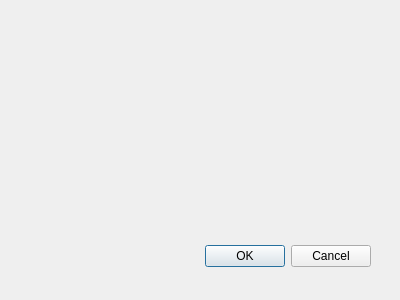
The window that nnprofilesdialog.ui (vvd7683/SimScanner) describes before a commit, drawn with Qt 5.
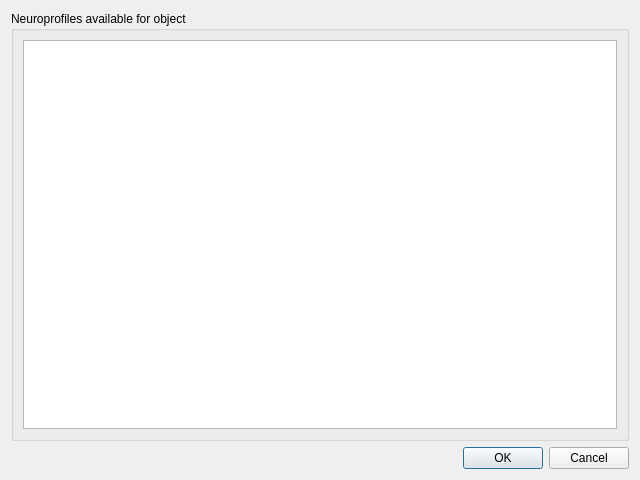
The same window after the commit. Icons and pictures are not drawn.

Commit message: neuroprofiles dialog development

Diff of the .ui file:
```diff
--- a/nnprofilesdialog.ui
+++ b/nnprofilesdialog.ui
@@ -8,29 +8,61 @@
    <rect>
     <x>0</x>
     <y>0</y>
-    <width>400</width>
-    <height>300</height>
+    <width>640</width>
+    <height>480</height>
    </rect>
   </property>
+  <property name="minimumSize">
+   <size>
+    <width>640</width>
+    <height>480</height>
+   </size>
+  </property>
+  <property name="maximumSize">
+   <size>
+    <width>640</width>
+    <height>480</height>
+   </size>
+  </property>
   <property name="windowTitle">
    <string>Dialog</string>
   </property>
-  <widget name="buttonBox" class="QDialogButtonBox">
-   <property name="geometry">
-    <rect>
-     <x>30</x>
-     <y>240</y>
-     <width>341</width>
-     <height>32</height>
-    </rect>
+  <property name="windowIcon">
+   <iconset resource="simscanner.qrc">
+    <normaloff>:/icons/icons/nn.png</normaloff>:/icons/icons/nn.png</iconset>
+  </property>
+  <property name="modal">
+   <bool>true</bool>
+  </property>
+  <layout class="QVBoxLayout" name="verticalLayout">
+   <item>
+    <widget class="QGroupBox" name="gboxNnProfilesList">
+     <property name="title">
+      <string>Neuroprofiles available for object</string>
+     </property>
+     <layout class="QHBoxLayout" name="horizontalLayout">
+      <item>
+       <widget class="QTableView" name="tableView"/>
+      </item>
+     </layout>
+    </widget>
+   </item>
+   <item>
+    <widget class="QDialogButtonBox" name="buttonBox">
+     <property name="orientation">
+      <enum>Qt::Horizontal</enum>
+     </property>
+     <property name="standardButtons">
+      <set>QDialogButtonBox::Cancel|QDialogButtonBox::Ok</set>
+     </property>
+    </widget>
+   </item>
+  </layout>
+  <action name="actionView_neuroprofile">
+   <property name="text">
+    <string>View neuroprofile</string>
    </property>
-   <property name="orientation">
-    <enum>Qt::Horizontal</enum>
-   </property>
-   <property name="standardButtons">
-    <set>QDialogButtonBox::Cancel|QDialogButtonBox::Ok</set>
-   </property>
-  </widget>
+  </action>
  </widget>
  <pixmapfunction/>
  <resources/>
```
Left out of the diff: 16 changed lines with no effect on the pictures. The commit also changes 9 other files.
